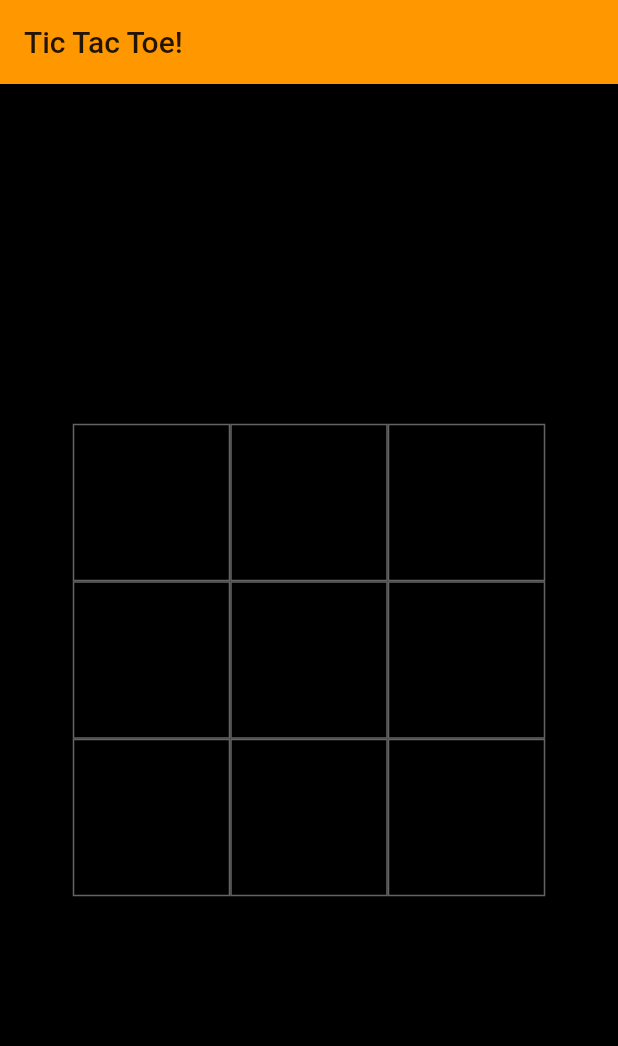
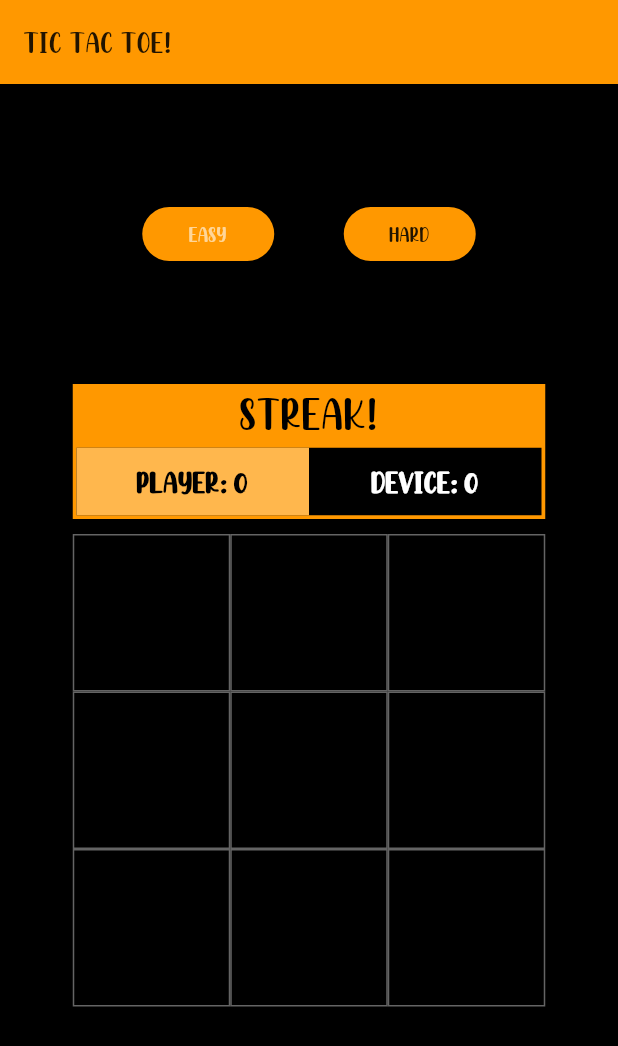
Before and after one commit to vijayb95/tictactoe, a Flutter app: the screen it shows after launch, on a phone screen of 412 x 824 dp. Shown: the top 1046 px of the screen. Run offline on Flutter 3.47's test engine with Material 2 defaults, Android fonts, the light colour scheme and no system bars; our stand-ins replace get.

Commit message:
eod commit

```diff
--- a/lib/main.dart
+++ b/lib/main.dart
@@ -1,5 +1,9 @@
 import 'package:flutter/material.dart';
+import 'package:get/get.dart';
+import 'package:tictactoe/controller/ticTacController.dart';
 import 'package:tictactoe/widgets/buttonRow.dart';
+import 'package:tictactoe/widgets/difficulty.dart';
+import 'package:tictactoe/widgets/streak.dart';
 
 void main() {
   runApp(MyApp());
@@ -8,8 +12,12 @@ void main() {
 class MyApp extends StatelessWidget {
   @override
   Widget build(BuildContext context) {
+    Get.put(
+        TicTacController()); //Initializing the controller so that it can be used in other widgets
+
+    //Material App entry point
     return MaterialApp(
-      title: 'Flutter Demo',
+      title: 'Tic Tac Toe',
       theme: ThemeData(
           brightness: Brightness.dark,
           primaryColor: Colors.orange,
@@ -17,15 +25,32 @@ class MyApp extends StatelessWidget {
           scaffoldBackgroundColor: Colors.black,
           textTheme: TextTheme(
             headline3: TextStyle(color: Colors.orange),
-          )),
-      home: Scaffold(
+          ),
+          fontFamily: 'HashedBrowns'),
+      home: Homepage(),
+    );
+  }
+}
+
+class Homepage extends StatelessWidget {
+  const Homepage({
+    Key key,
+  }) : super(key: key);
+
+  @override
+  Widget build(BuildContext context) {
+    return Scaffold(
       appBar: AppBar(
         title: Text('Tic Tac Toe!'),
       ),
-        body: Center(
+      body: Column(
+        children: [
+          DifficultyChooser(),
+          Center(
             child: Column(
               mainAxisAlignment: MainAxisAlignment.center,
               children: <Widget>[
+                Streak(),
                 ButtonRow(
                   btn1: 0,
                   btn2: 1,
@@ -43,8 +68,8 @@ class MyApp extends StatelessWidget {
                 ),
               ],
             ),
-          // child: Text('Test'),
           ),
+        ],
       ),
     );
   }
--- /dev/null
+++ b/lib/widgets/difficulty.dart
@@ -0,0 +1,90 @@
+import 'package:flutter/material.dart';
+import 'package:get/get.dart';
+import 'package:tictactoe/controller/ticTacController.dart';
+
+class DifficultyChooser extends StatelessWidget {
+  const DifficultyChooser({Key key}) : super(key: key);
+
+  @override
+  Widget build(BuildContext context) {
+    final TicTacController controller = Get.find();
+
+    //Show dialog box with Match Status
+    Future<void> _showMyDialog(String message, String img) async {
+      return showDialog<void>(
+        context: context,
+        barrierDismissible: true,
+        builder: (BuildContext context) {
+          return AlertDialog(
+            title: Text(message),
+            content: Center(
+              child: Container(
+                height: 400,
+                width: 400,
+                child: Image.asset(
+                  img,
+                  fit: BoxFit.cover,
+                ),
+              ),
+            ),
+            actions: [
+              TextButton(
+                  onPressed: () {
+                    Navigator.of(context).pop();
+                  },
+                  child: Text('Let\'s Do It!'))
+            ],
+          );
+        },
+      );
+    }
+
+    return Container(
+      height: 200,
+      width: 315,
+      child: Center(
+        child: Row(
+          mainAxisAlignment: MainAxisAlignment.spaceEvenly,
+          children: [
+            MaterialButton(
+              onPressed: () {
+                controller.difficulty.value = GameDifficulty.Easy;
+              },
+              shape: RoundedRectangleBorder(
+                borderRadius: BorderRadius.circular(100.0),
+              ),
+              color: Theme.of(context).primaryColor,
+              child: Obx(() => Text(
+                    'Easy',
+                    style: TextStyle(
+                        color:
+                            controller.difficulty.value == GameDifficulty.Easy
+                                ? Colors.white60
+                                : Colors.black87),
+                  )),
+            ),
+            MaterialButton(
+              onPressed: () {
+                controller.difficulty.value = GameDifficulty.Hard;
+                _showMyDialog(
+                    'Hope you\'re a Genius!', 'assets/images/genius.png');
+              },
+              shape: RoundedRectangleBorder(
+                borderRadius: BorderRadius.circular(100.0),
+              ),
+              color: Theme.of(context).primaryColor,
+              child: Obx(() => Text(
+                    'Hard',
+                    style: TextStyle(
+                        color:
+                            controller.difficulty.value == GameDifficulty.Hard
+                                ? Colors.white60
+                                : Colors.black87),
+                  )),
+            ),
+          ],
+        ),
+      ),
+    );
+  }
+}
--- /dev/null
+++ b/lib/widgets/streak.dart
@@ -0,0 +1,66 @@
+import 'package:flutter/material.dart';
+import 'package:get/get.dart';
+import 'package:tictactoe/controller/ticTacController.dart';
+
+class Streak extends StatelessWidget {
+  const Streak({
+    Key key,
+  }) : super(key: key);
+
+  @override
+  Widget build(BuildContext context) {
+    final TicTacController controller = Get.find();
+    return Column(
+      children: [
+        Container(
+          height: 40,
+          width: 315,
+          color: Colors.orange,
+          child: Center(
+              child: Text(
+            'Streak!',
+            style: TextStyle(
+                color: Colors.black, fontSize: 30, fontWeight: FontWeight.w400),
+          )),
+        ),
+        Container(
+          margin: EdgeInsets.only(bottom: 10),
+          height: 50,
+          width: 315,
+          decoration: BoxDecoration(
+            border: new Border.all(
+                color: Colors.orange, width: 2.5, style: BorderStyle.solid),
+          ),
+          child: Row(
+            mainAxisAlignment: MainAxisAlignment.center,
+            children: [
+              Container(
+                height: 50,
+                width: 155,
+                color: Colors.orange[300],
+                child: Center(
+                    child: Obx(() => Text(
+                          'Player: ${controller.playerStreak.value}',
+                          style: TextStyle(
+                              color: Colors.black,
+                              fontSize: 20,
+                              fontWeight: FontWeight.w600),
+                        ))),
+              ),
+              Container(
+                height: 50,
+                width: 155,
+                child: Center(
+                    child: Obx(() => Text(
+                          'Device: ${controller.botStreak.value}',
+                          style: TextStyle(
+                              fontSize: 20, fontWeight: FontWeight.w600),
+                        ))),
+              ),
+            ],
+          ),
+        ),
+      ],
+    );
+  }
+}
```
Also changed, not shown: lib/controller/ticTacController.dart (+164 -9 lines), lib/model/ticTacList.dart (deleted, +0 -27 lines), lib/widgets/BtnContainer.dart (+45 -6 lines), pubspec.yaml (+9 -7 lines), assets/fonts/HashedBrowns.ttf (added), assets/images/effort.png (added), assets/images/genius.png (added), assets/images/goodluck.png (added), assets/images/party.png (added), assets/images/tie.png (added). Lines whose indentation alone changed are shown as unchanged.
